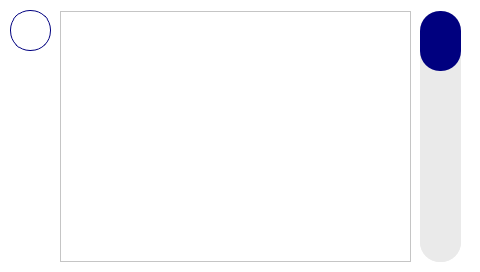
Above: src/views/WifiList.ui from Giocerz/water_quality_rpi before the change. Below: the same form after it.
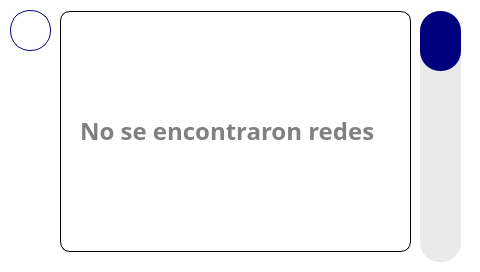
That is the form after the change.

Commit message: add: wifi and folders

Patch:
```diff
--- a/src/views/WifiList.ui
+++ b/src/views/WifiList.ui
@@ -27,12 +27,7 @@
 	border: 1px solid #00007f;
 	background-color: white;
 	color: #00007f;
-}
-
-QLabel {
-	color: #00007f;
-}
-</string>
+}</string>
    </property>
    <widget class="QPushButton" name="backBtn">
     <property name="geometry">
@@ -56,9 +51,13 @@
       <x>60</x>
       <y>11</y>
       <width>351</width>
-      <height>251</height>
+      <height>241</height>
      </rect>
     </property>
+    <property name="styleSheet">
+     <string notr="true">border: 1px solid black;
+border-radius: 10px;</string>
+    </property>
     <property name="verticalScrollBarPolicy">
      <enum>Qt::ScrollBarAlwaysOff</enum>
     </property>
@@ -112,6 +111,26 @@
      <bool>false</bool>
     </property>
    </widget>
+   <widget class="QLabel" name="infoLbl">
+    <property name="enabled">
+     <bool>true</bool>
+    </property>
+    <property name="geometry">
+     <rect>
+      <x>80</x>
+      <y>90</y>
+      <width>321</width>
+      <height>81</height>
+     </rect>
+    </property>
+    <property name="styleSheet">
+     <string notr="true">color: grey;
+font-size: 18pt;</string>
+    </property>
+    <property name="text">
+     <string>No se encontraron redes</string>
+    </property>
+   </widget>
   </widget>
  </widget>
  <resources/>
```
Left out of the diff: 4 changed lines with no effect on the pictures. The commit also changes 38 other files.
